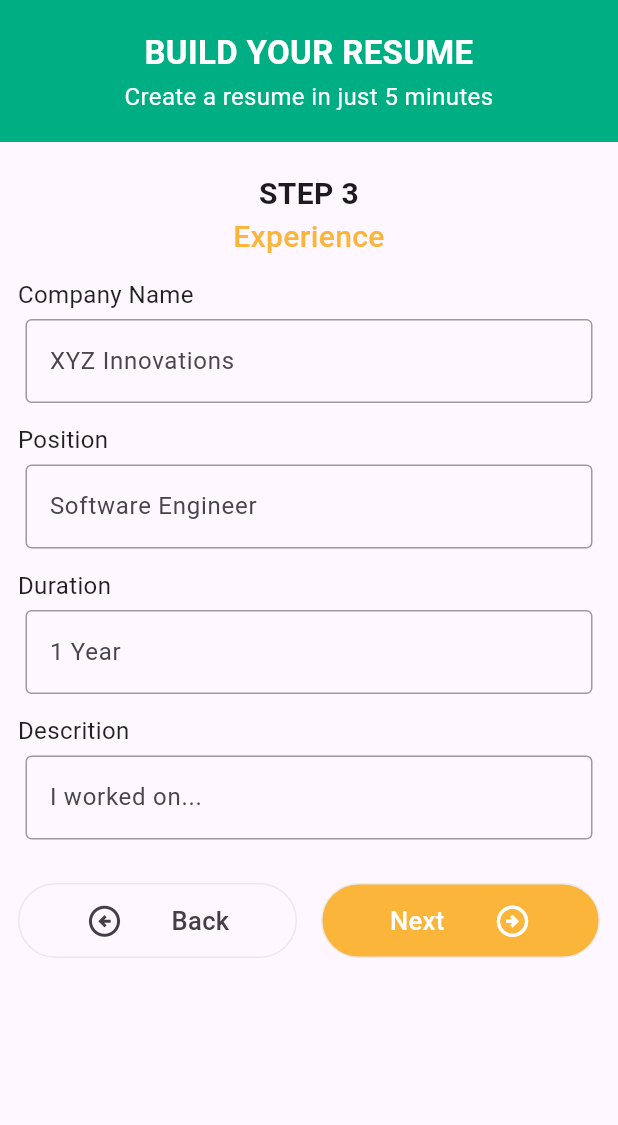
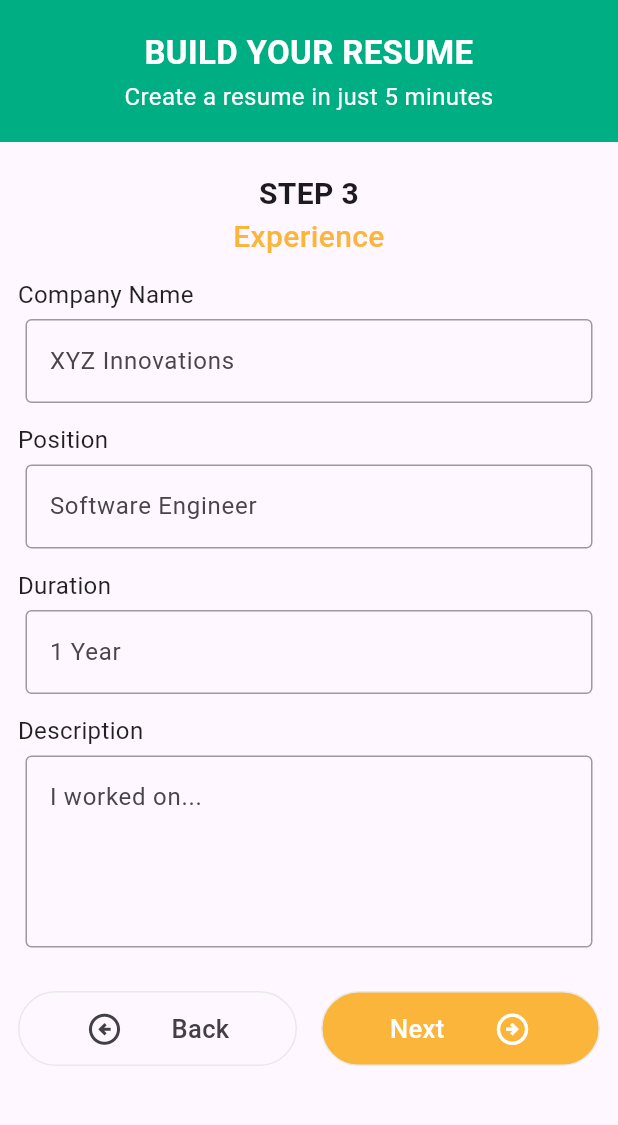
Before and after one commit to priyank9099/CareerCraft---Resume-Builder, a Flutter app: the StepThreeScreen screen opened directly, on a phone screen of 412 x 824 dp, the part 62-1187 px from its top. Run offline on Flutter 3.47's test engine with Material 3 defaults, Android fonts, the phone set to English and light mode, and no system bars; our stand-ins replace equatable.

Commit message:
added models

```diff
--- a/lib/main.dart
+++ b/lib/main.dart
@@ -2,6 +2,7 @@ import 'package:flutter/material.dart';
 import 'package:resume_builder/presentation/home_screen.dart';
 import 'package:resume_builder/presentation/step_four_screen.dart';
 import 'package:resume_builder/presentation/step_three_screen.dart';
+import 'package:resume_builder/presentation/step_two_screen.dart';
 
 void main() {
   runApp(const MyApp());
@@ -18,7 +19,7 @@ class MyApp extends StatelessWidget {
         colorScheme: ColorScheme.fromSeed(seedColor: Colors.deepPurple),
         useMaterial3: true,
       ),
-      home: const StepFourScreen(),
+      home: const HomeScreen(),
     );
   }
 }
--- /dev/null
+++ b/lib/models/experience.dart
@@ -0,0 +1,18 @@
+// ignore_for_file: public_member_api_docs, sort_constructors_first
+import 'package:equatable/equatable.dart';
+
+class Experience extends Equatable {
+  final String companyName;
+  final String position;
+  final String duration;
+  final String description;
+
+  const Experience(
+      {required this.companyName,
+      required this.position,
+      required this.duration,
+      required this.description});
+
+  @override
+  List<Object> get props => [companyName, position, duration, description];
+}
--- /dev/null
+++ b/lib/models/project.dart
@@ -0,0 +1,18 @@
+// ignore_for_file: public_member_api_docs, sort_constructors_first
+import 'package:equatable/equatable.dart';
+
+class Project extends Equatable {
+  final String title;
+  final String description;
+  final String from;
+  final String till;
+
+  const Project(
+      {required this.title,
+      required this.description,
+      required this.from,
+      required this.till});
+
+  @override
+  List<Object> get props => [title, description, from, till];
+}
--- a/lib/presentation/step_three_screen.dart
+++ b/lib/presentation/step_three_screen.dart
@@ -50,7 +50,8 @@ class StepThreeScreen extends StatelessWidget {
               CustomTextFormWidget(
                   hintText: 'I worked on...',
                   textEditingController: nameController,
-                  title: 'Descrition'),
+                  maxLines: 4,
+                  title: 'Description'),
               const SizedBox(height: 16),
               Row(
                 children: [
```
Also changed, not shown: lib/models/education_model.dart (added, +18 -0 lines), lib/models/resume.dart (added, +24 -0 lines), lib/presentation/step_two_screen.dart (+13 -73 lines).
